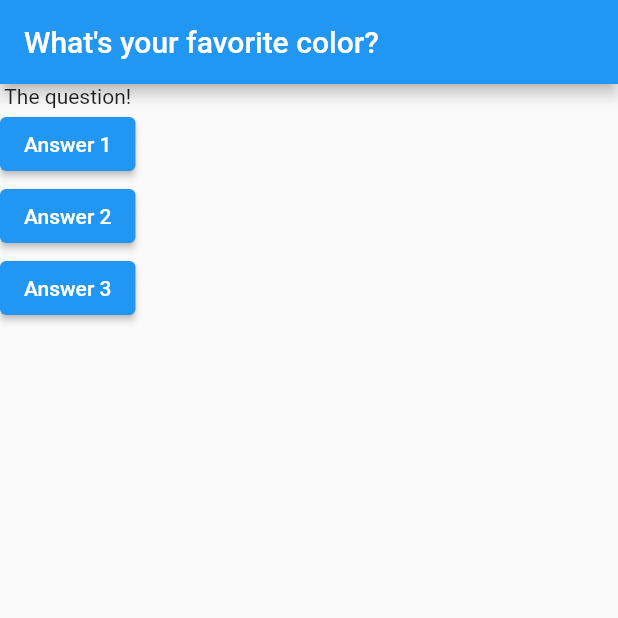
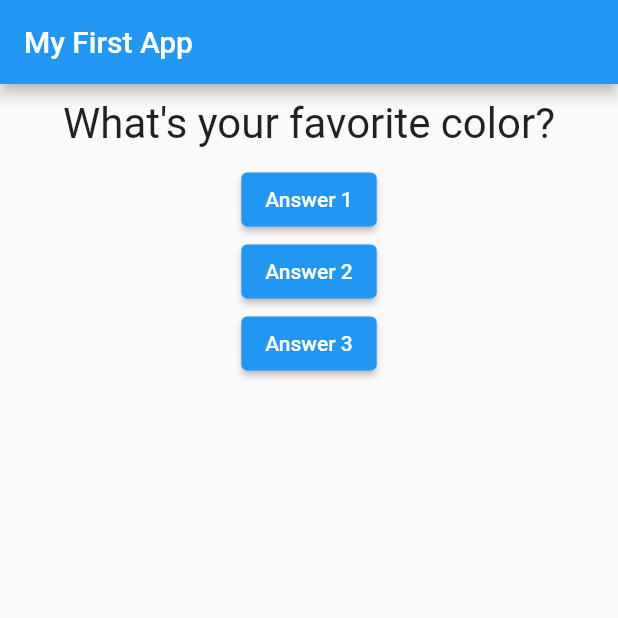
Before and after one commit to yu-s1127/flutter_quiz_app, a Flutter app: the screen it shows after launch, on a phone screen of 412 x 824 dp, the top half of it. Run offline on Flutter 3.47's test engine with Material 2 defaults, Android fonts, the phone set to English and light mode, and no system bars.

Commit message:
カスタムウィジェットとレイアウト

```diff
--- a/lib/main.dart
+++ b/lib/main.dart
@@ -1,4 +1,5 @@
 import 'package:flutter/material.dart';
+import 'package:flutter_quiz_app/question.dart';
 
 void main() => runApp(QuizApp());
 
@@ -26,11 +27,11 @@ class _QuizAppState extends State<QuizApp> {
     return MaterialApp(
       home: Scaffold(
         appBar: AppBar(
-          title: Text(questions[_questionIndex]),
+          title: const Text('My First App'),
         ),
         body: Column(
           children: <Widget>[
-            const Text('The question!'),
+            Question(questionText: questions[_questionIndex]),
             ElevatedButton(
               child: const Text('Answer 1'),
               onPressed: answerQuestion,
--- /dev/null
+++ b/lib/question.dart
@@ -0,0 +1,23 @@
+import 'package:flutter/material.dart';
+
+class Question extends StatelessWidget {
+  late final String _questionText;
+
+  Question({Key? key, required String questionText}) : super(key: key) {
+    _questionText = questionText;
+  }
+
+  @override
+  Widget build(BuildContext context) {
+    return Container(
+        width: double.infinity,
+        margin: const EdgeInsets.all(10),
+        child: Text(
+          _questionText,
+          style: const TextStyle(
+            fontSize: 28,
+          ),
+          textAlign: TextAlign.center,
+        ));
+  }
+}
```
